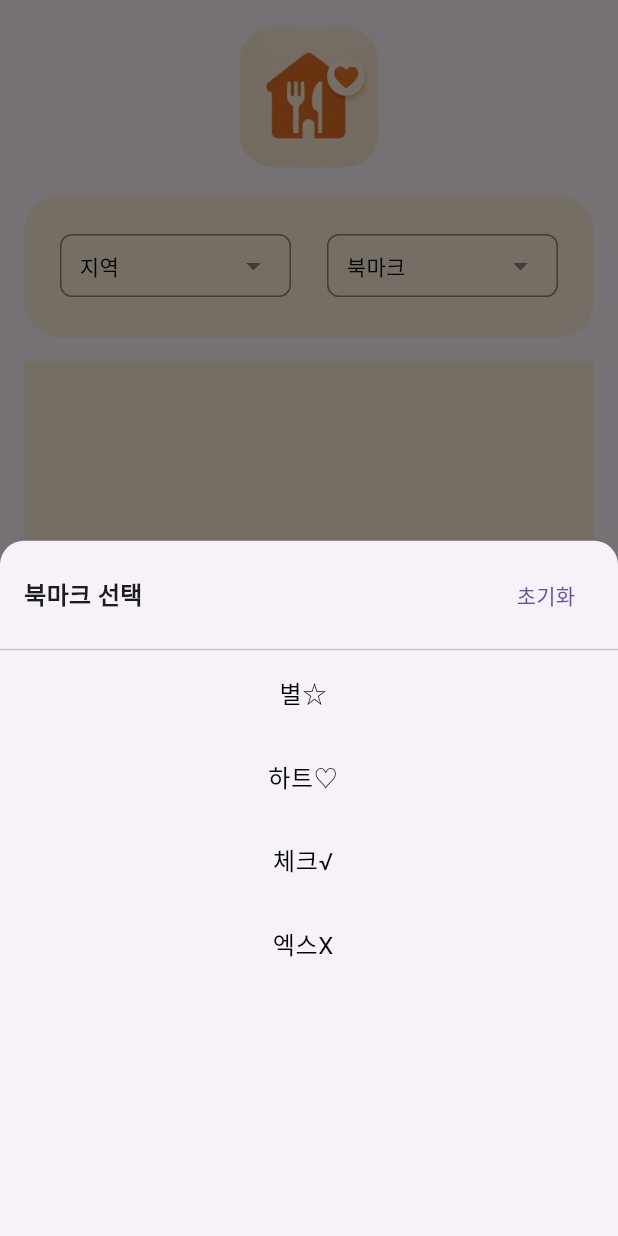
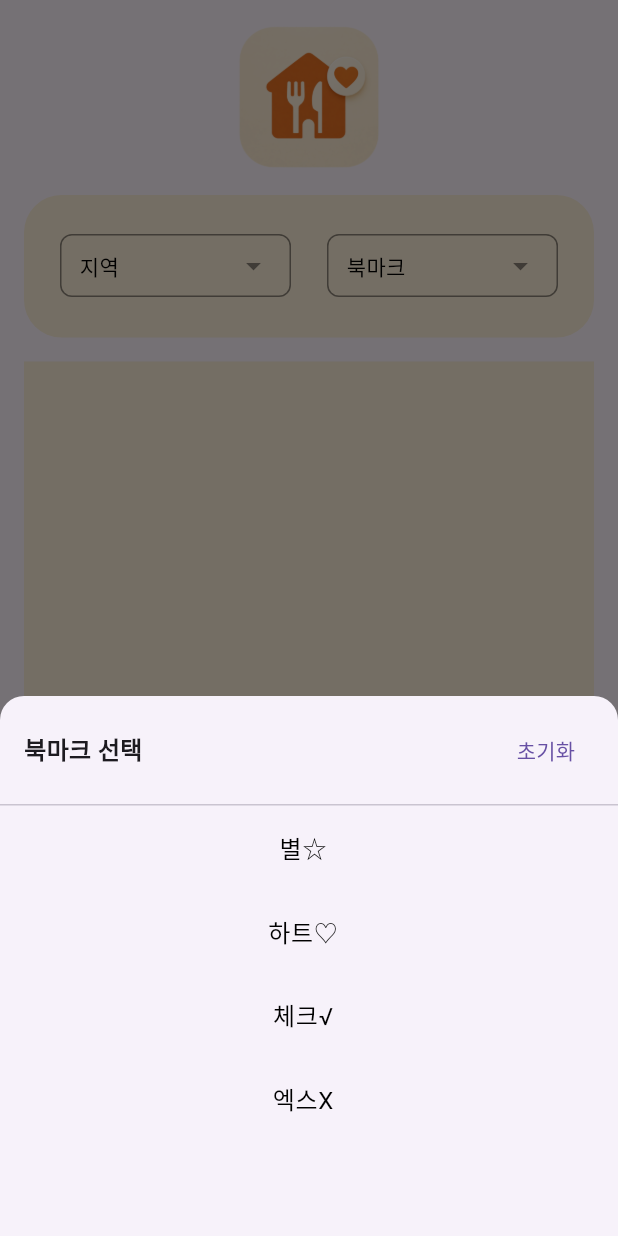
Before and after one commit to Euna-6/bookmark_in_seoul, a Flutter app: the MyBookmark screen opened directly, after a tap on "북마크", on a phone screen of 412 x 824 dp. Run offline on Flutter 3.47's test engine with Material 3 defaults, Android fonts, the phone set to English and light mode, and no system bars; our stand-ins replace flutter_riverpod, sqflite; accounts and stored records are empty.

Commit message:
UI 수정

```diff
--- a/lib/component/filter_box.dart
+++ b/lib/component/filter_box.dart
@@ -114,11 +114,14 @@ Widget _filterButton({required String label, required bool isSelected}) {
 void _showDistrictBottomSheet(BuildContext context, WidgetRef ref) {
   showModalBottomSheet(
       context: context,
+      isScrollControlled: true,
       shape: const RoundedRectangleBorder(
         borderRadius: BorderRadius.vertical(top: Radius.circular(16)),
       ),
       builder: (context) {
-        return Column(
+        return SizedBox(
+          height: 600,
+          child: Column(
             children: [
               // 상단 타이틀 + 초기화 버튼
               Padding(
@@ -166,6 +169,7 @@ void _showDistrictBottomSheet(BuildContext context, WidgetRef ref) {
                     },
               ))
             ],
+          ),
         );
       },
   );
@@ -175,11 +179,14 @@ void _showDistrictBottomSheet(BuildContext context, WidgetRef ref) {
 void _showBookmarkBottomSheet(BuildContext context, WidgetRef ref, FilterMode mode) {
   showModalBottomSheet(
     context: context,
+    isScrollControlled: true,
     shape: const RoundedRectangleBorder(
       borderRadius: BorderRadius.vertical(top: Radius.circular(16)),
     ),
     builder: (context) {
-      return Column(
+      return SizedBox(
+        height: 360,
+        child: Column(
           children: [
             // 상단 타이틀 + 초기화 버튼
             Padding(
@@ -191,13 +198,10 @@ void _showBookmarkBottomSheet(BuildContext context, WidgetRef ref, FilterMode mo
                     '북마크 선택',
                     style: TextStyle(fontSize: 16, fontWeight: FontWeight.bold),
                   ),
+                  if(mode==FilterMode.filter)
                     TextButton(
                       onPressed: () {
-                    if(mode == FilterMode.filter){
                         ref.read(bookmarkFilterProvider.notifier).state = null;
-                    } else {
-                      ref.read(bookmarkSortProvider.notifier).state = null;
-                    }
                         Navigator.pop(context);
                       },
                       child: const Text('초기화'),
@@ -238,6 +242,7 @@ void _showBookmarkBottomSheet(BuildContext context, WidgetRef ref, FilterMode mo
               ),
             ),
           ],
+        ),
       );
     },
   );
--- a/lib/screen/home_screen.dart
+++ b/lib/screen/home_screen.dart
@@ -23,6 +23,7 @@ class _HomeScreenState extends ConsumerState<HomeScreen> {
     super.initState();
     Future.microtask(() {
       ref.read(districtFilterProvider.notifier).state = '영등포구';
+      ref.read(bookmarkSortProvider.notifier).state = 2;
     });
   }
 
```
Lines whose indentation alone changed are shown as unchanged.
